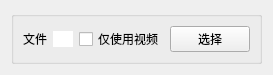
Icexbb/SekaiSubtitle-Python, file src/gui/design/WidgetNewTaskSelector.ui: the form before one commit.
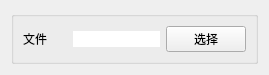
The form after the commit.

Commit message: BugFix No task submit after task created

Diff of the .ui file:
```diff
--- a/src/gui/design/WidgetNewTaskSelector.ui
+++ b/src/gui/design/WidgetNewTaskSelector.ui
@@ -56,16 +56,6 @@
         </property>
        </widget>
       </item>
-      <item>
-       <widget class="QCheckBox" name="SelectOnlyVideoCheck">
-        <property name="enabled">
-         <bool>true</bool>
-        </property>
-        <property name="text">
-         <string>仅使用视频</string>
-        </property>
-       </widget>
-      </item>
       <item>
        <widget class="QPushButton" name="SelectButton">
         <property name="sizePolicy">
```
The commit also changes 8 other files.
